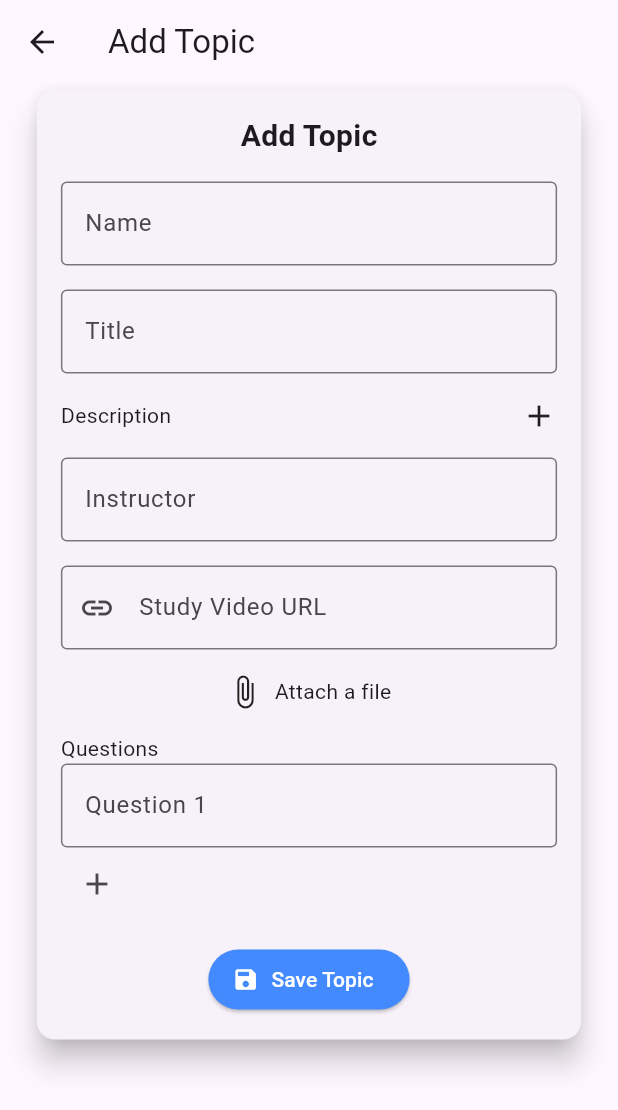
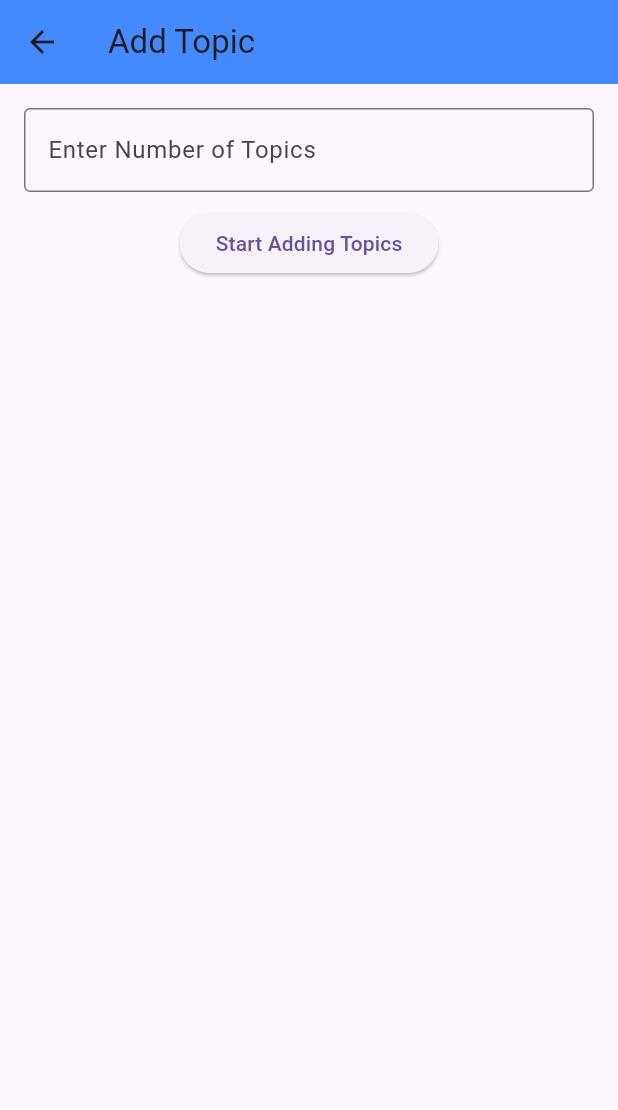
Before and after one commit to Chandu-Collab/AppTeam, a Flutter app: the AddTopicScreen screen opened directly with empty values, on a phone screen of 412 x 824 dp. Shown: the top 1110 px of the screen. Run offline on Flutter 3.47's test engine with Material 3 defaults, Android fonts, the phone set to English and light mode, and no system bars; our stand-ins replace cloud_firestore, file_picker, firebase_auth, firebase_core, firebase_storage, google_sign_in and 2 more; accounts and stored records are empty.

Commit message:
Update add_topic_screen.dart

```diff
--- a/lib/screens/add_topic_screen.dart
+++ b/lib/screens/add_topic_screen.dart
@@ -7,11 +7,13 @@ class AddTopicScreen extends StatefulWidget {
   final String courseId;
 
   AddTopicScreen({required this.courseId});
+
   @override
   _AddTopicScreenState createState() => _AddTopicScreenState();
 }
 
-class _AddTopicScreenState extends State<AddTopicScreen> {
+class _AddTopicScreenState extends State<AddTopicScreen>
+    with SingleTickerProviderStateMixin {
   final TopicService _topicService = TopicService();
   final _formKey = GlobalKey<FormState>();
   final TextEditingController _nameController = TextEditingController();
@@ -19,10 +21,26 @@ class _AddTopicScreenState extends State<AddTopicScreen> {
   final TextEditingController _descriptionController = TextEditingController();
   final TextEditingController _instructorController = TextEditingController();
   final TextEditingController _videoUrlController = TextEditingController();
+  final TextEditingController _topicCountController = TextEditingController();
   final List<String> _questions = [""];
 
   bool _isDescriptionExpanded = false;
   String? _attachmentPath;
+
+  int? _numberOfTopics;
+  int _currentTopicIndex = 0;
+  List<Topic> _topics = [];
+  late AnimationController _animationController;
+  late Animation<double> _fadeAnimation;
+
+  @override
+  void initState() {
+    super.initState();
+    _animationController =
+        AnimationController(vsync: this, duration: Duration(milliseconds: 500));
+    _fadeAnimation =
+        CurvedAnimation(parent: _animationController, curve: Curves.easeInOut);
+  }
 
   Future<void> _pickFile() async {
     FilePickerResult? result = await FilePicker.platform.pickFiles();
@@ -37,7 +55,7 @@ class _AddTopicScreenState extends State<AddTopicScreen> {
     if (_formKey.currentState!.validate()) {
       _formKey.currentState!.save();
       Topic newTopic = Topic(
-        id: '', // This will be set by Firestore
+        id: '',
         name: _nameController.text,
         description: _descriptionController.text,
         instructor: _instructorController.text,
@@ -46,17 +64,34 @@ class _AddTopicScreenState extends State<AddTopicScreen> {
         title: _titleController.text,
         question: _questions,
       );
+
+      _topics.add(newTopic);
+
+      if (_currentTopicIndex < _numberOfTopics! - 1) {
+        setState(() {
+          _currentTopicIndex++;
+          _clearForm();
+        });
+      } else {
+        _saveAllTopics();
+      }
+    }
+  }
+
+  void _saveAllTopics() async {
     try {
-        String topicId = await _topicService.createTopic(newTopic);
+      for (var topic in _topics) {
+        String topicId = await _topicService.createTopic(topic);
         await _topicService.addTopicToCourse(widget.courseId, topicId);
+      }
       ScaffoldMessenger.of(context).showSnackBar(
-          SnackBar(content: Text('Topic added successfully')),
+        SnackBar(content: Text('${_topics.length} topics added successfully')),
       );
+      Navigator.of(context).popUntil((route) => route.isFirst);
     } catch (e) {
       ScaffoldMessenger.of(context).showSnackBar(
-          SnackBar(content: Text('Error adding topic: $e')),
+        SnackBar(content: Text('Error adding topics: $e')),
       );
-      }
     }
   }
 
@@ -68,7 +103,23 @@ class _AddTopicScreenState extends State<AddTopicScreen> {
     _videoUrlController.clear();
     _questions.clear();
     _questions.add("");
-    setState(() => _attachmentPath = null);
+    setState(() {
+      _attachmentPath = null;
+    });
+  }
+
+  void _startTopicCreation() {
+    if (_topicCountController.text.isNotEmpty) {
+      int? numberOfTopics = int.tryParse(_topicCountController.text);
+      if (numberOfTopics != null && numberOfTopics > 0) {
+        setState(() {
+          _numberOfTopics = numberOfTopics;
+          _currentTopicIndex = 0;
+          _topics.clear();
+          _animationController.forward();
+        });
+      }
+    }
   }
 
   @override
@@ -76,101 +127,65 @@ class _AddTopicScreenState extends State<AddTopicScreen> {
     return Scaffold(
       appBar: AppBar(
         title: Text('Add Topic'),
-        backgroundColor: Colors.transparent,
-        elevation: 0,
-        leading: IconButton(
-          icon: Icon(Icons.arrow_back),
-          onPressed: () => Navigator.pop(context),
+        backgroundColor: Colors.blueAccent,
+      ),
+      body: SingleChildScrollView(
+        padding: EdgeInsets.all(16),
+        child: Column(
+          children: [
+            TextField(
+              controller: _topicCountController,
+              keyboardType: TextInputType.number,
+              decoration: InputDecoration(
+                labelText: 'Enter Number of Topics',
+                border: OutlineInputBorder(),
               ),
             ),
-      body: SingleChildScrollView(
-        child: Center(
-          child: SizedBox(
-            width: MediaQuery.of(context).size.width * 0.9,
+            SizedBox(height: 10),
+            ElevatedButton(
+              onPressed: _startTopicCreation,
+              child: Text('Start Adding Topics'),
+            ),
+            SizedBox(height: 20),
+            _numberOfTopics != null
+                ? FadeTransition(
+                    opacity: _fadeAnimation,
                     child: Card(
+                      elevation: 8,
                       shape: RoundedRectangleBorder(
                           borderRadius: BorderRadius.circular(12)),
-              elevation: 8,
                       child: Padding(
                         padding: const EdgeInsets.all(16),
                         child: Form(
                           key: _formKey,
                           child: Column(
-                    crossAxisAlignment: CrossAxisAlignment.center,
+                            crossAxisAlignment: CrossAxisAlignment.start,
                             children: [
-                      Text("Add Topic",
-                          style: TextStyle(
-                              fontSize: 20, fontWeight: FontWeight.bold)),
-                      SizedBox(height: 16),
                               TextFormField(
                                 controller: _nameController,
-                        decoration: InputDecoration(
-                            labelText: 'Name', border: OutlineInputBorder()),
-                        validator: (value) =>
-                            (value == null || value.length < 2)
-                                ? 'Name must be at least 2 characters'
-                                : null,
+                                decoration: InputDecoration(labelText: 'Name'),
+                                validator: (value) => value!.isEmpty ? 'Enter your name' : null,
                               ),
-                      SizedBox(height: 16),
                               TextFormField(
                                 controller: _titleController,
-                        decoration: InputDecoration(
-                            labelText: 'Title', border: OutlineInputBorder()),
-                        validator: (value) =>
-                            (value == null || value.length < 3)
-                                ? 'Title must be at least 3 characters'
-                                : null,
+                                decoration: InputDecoration(labelText: 'Title'),
+                                validator: (value) => value!.isEmpty ? 'Enter your title' : null,
                               ),
-                      SizedBox(height: 16),
-                      GestureDetector(
-                        onTap: () => setState(() =>
-                            _isDescriptionExpanded = !_isDescriptionExpanded),
-                        child: Row(
-                          mainAxisAlignment: MainAxisAlignment.spaceBetween,
-                          children: [
-                            Text('Description'),
-                            Icon(_isDescriptionExpanded
-                                ? Icons.remove
-                                : Icons.add),
-                          ],
-                        ),
-                      ),
-                      if (_isDescriptionExpanded)
-                        TextFormField(
-                          controller: _descriptionController,
-                          maxLines: 5,
-                          decoration: InputDecoration(
-                              hintText: 'Enter topic description',
-                              border: OutlineInputBorder()),
-                        ),
-                      SizedBox(height: 16),
                               TextFormField(
                                 controller: _instructorController,
-                        decoration: InputDecoration(
-                            labelText: 'Instructor',
-                            border: OutlineInputBorder()),
-                        validator: (value) =>
-                            (value == null || value.length < 2)
-                                ? 'Instructor name is required'
-                                : null,
+                                decoration:
+                                    InputDecoration(labelText: 'Instructor'),
+                                    validator: (value) => value!.isEmpty ? 'Enter your Instructor' : null,
                               ),
-                      SizedBox(height: 16),
                               TextFormField(
                                 controller: _videoUrlController,
                                 decoration: InputDecoration(
-                            labelText: 'Study Video URL',
-                            prefixIcon: Icon(Icons.link),
-                            border: OutlineInputBorder()),
-                        validator: (value) => (value!.isNotEmpty &&
-                                Uri.tryParse(value)?.hasAbsolutePath != true)
-                            ? 'Please enter a valid URL'
-                            : null,
+                                    labelText: 'Study Video URL'),
+                                    validator: (value) => value!.isEmpty ? 'Enter your Study Video URL' : null,
                               ),
-                      SizedBox(height: 16),
                               GestureDetector(
                                 onTap: _pickFile,
                                 child: Row(
-                          mainAxisAlignment: MainAxisAlignment.center,
                                   children: [
                                     Icon(Icons.attach_file),
                                     SizedBox(width: 8),
@@ -178,54 +193,62 @@ class _AddTopicScreenState extends State<AddTopicScreen> {
                                   ],
                                 ),
                               ),
-                      SizedBox(height: 16),
+                              Row(
+                                mainAxisAlignment:
+                                    MainAxisAlignment.spaceBetween,
+                                children: [
+                                  Text('Description'),
+                                  IconButton(
+                                    icon: Icon(Icons.add),
+                                    onPressed: () {
+                                      setState(() {
+                                        _isDescriptionExpanded =
+                                            !_isDescriptionExpanded;
+                                      });
+                                    },
+                                  ),
+                                ],
+                              ),
+                              if (_isDescriptionExpanded)
+                                TextFormField(
+                                  controller: _descriptionController,
+                                  maxLines: 3,
+                                  decoration: InputDecoration(
+                                      border: OutlineInputBorder()),
+                                ),
                               Column(
-                        crossAxisAlignment: CrossAxisAlignment.start,
-                        children: [
-                          Text('Questions'),
-                          ..._questions.asMap().entries.map((entry) {
-                            int index = entry.key;
-                            return Row(
-                              children: [
-                                Expanded(
-                                  child: TextFormField(
-                                    initialValue: entry.value,
+                                children: _questions.map((q) {
+                                  return TextField(
                                     decoration: InputDecoration(
-                                        hintText: 'Question ${index + 1}',
-                                        border: OutlineInputBorder()),
-                                    onChanged: (value) =>
-                                        _questions[index] = value,
+                                      labelText: 'Question',
+                                      border: OutlineInputBorder(),
                                     ),
-                                ),
-                                if (index > 0)
-                                  IconButton(
-                                      icon: Icon(Icons.remove),
-                                      onPressed: () => setState(
-                                          () => _questions.removeAt(index))),
-                              ],
                                   );
                                 }).toList(),
+                              ),
                               IconButton(
                                 icon: Icon(Icons.add),
-                              onPressed: () =>
-                                  setState(() => _questions.add(""))),
-                        ],
+                                onPressed: () {
+                                  setState(() {
+                                    _questions.add("");
+                                  });
+                                },
                               ),
-                      SizedBox(height: 16),
-                      ElevatedButton.icon(
+                              ElevatedButton(
                                 onPressed: _submitForm,
-                        icon: Icon(Icons.save),
-                        label: Text('Save Topic'),
-                        style: ElevatedButton.styleFrom(
-                            backgroundColor: Colors.blueAccent,
-                            foregroundColor: Colors.white),
+                                child: Text(
+                                    _currentTopicIndex < _numberOfTopics! - 1
+                                        ? 'Next Topic'
+                                        : 'Save All Topics'),
                               ),
                             ],
                           ),
                         ),
                       ),
                     ),
-          ),
+                  )
+                : SizedBox.shrink(),
+          ],
         ),
       ),
     );
```
Lines whose indentation alone changed are shown as unchanged.
